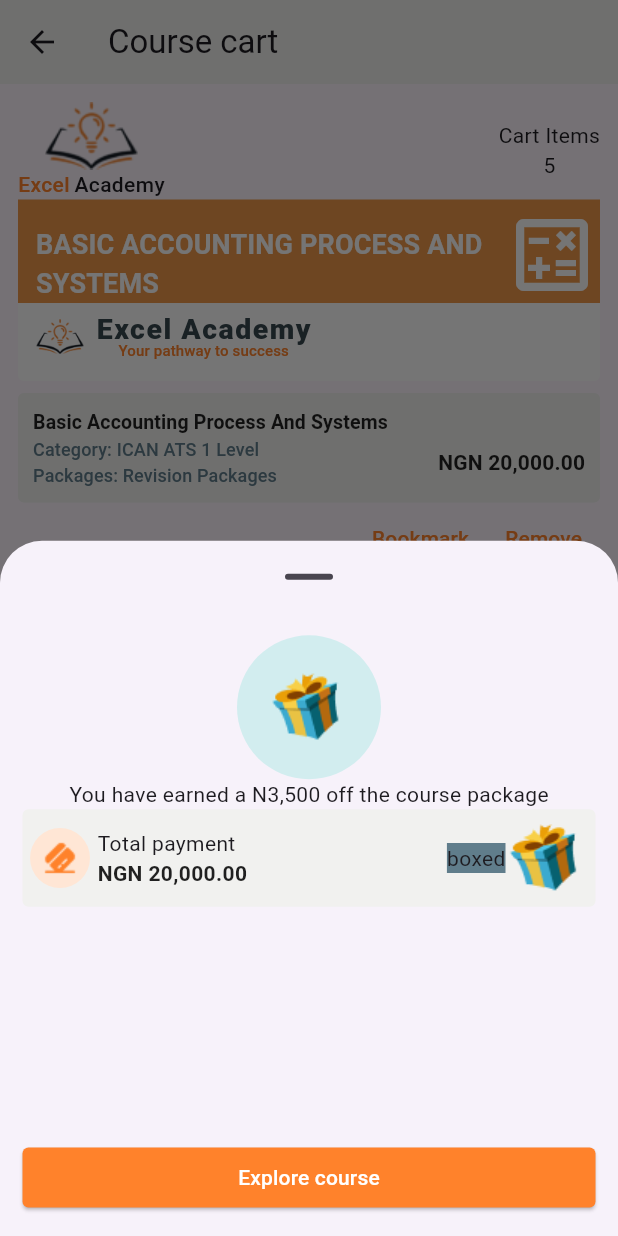
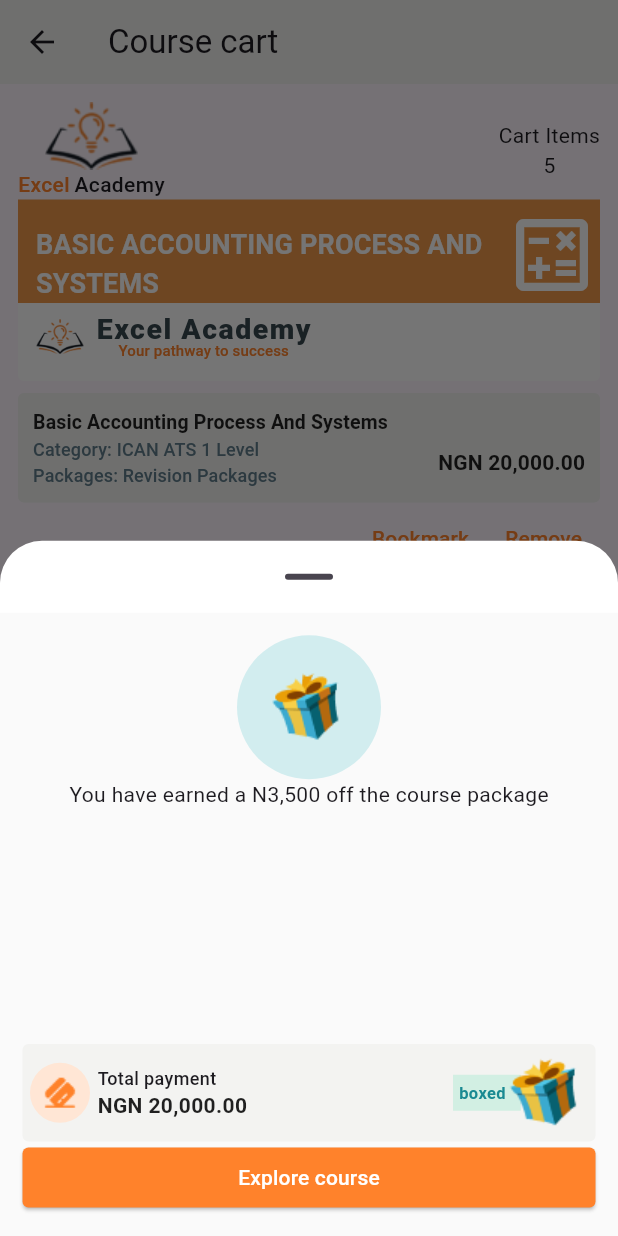
Before and after one commit to Toffee23/course-view, a Flutter app: the screen it shows after launch, item 4 of the bottom bar chosen, after a tap on "Explore course", on a phone screen of 412 x 824 dp. Run offline on Flutter 3.47's test engine with Material 3 defaults, Android fonts, the phone set to English and light mode, and no system bars; our stand-ins replace cached_network_image, chewie, dio, flutter_riverpod, hex, shimmer and 1 more; missing offline and left inert: encrypt; network calls fail.

Commit message:
Update the cart page

```diff
--- a/lib/pages/cart/page.dart
+++ b/lib/pages/cart/page.dart
@@ -1,3 +1,4 @@
+import 'package:course_view/widgets/button.dart';
 import 'package:flutter/material.dart';
 
 class CartPage extends StatelessWidget {
@@ -11,8 +12,9 @@ class CartPage extends StatelessWidget {
     showModalBottomSheet(
       context: context,
       showDragHandle: true,
+      backgroundColor: Colors.white,
       builder: (BuildContext context) {
-        return CartBottomSheet();
+        return const CartBottomSheet();
       },
     );
   }
@@ -286,7 +288,7 @@ class CartPage extends StatelessWidget {
                       const Spacer(),
                       Container(
                         color: Colors.blueGrey,
-                        child: Text('boxed'),
+                        child: const Text('boxed'),
                       ),
                       Image.asset('assets/images/emoji_wrapped_present_.png'),
                     ],
@@ -327,8 +329,8 @@ class CartBottomSheet extends StatelessWidget {
   @override
   Widget build(BuildContext context) {
     return Container(
-      width: double.infinity,
-      padding: EdgeInsets.all(15.0),
+      color: const Color(0xFFFAFAFA),
+      padding: const EdgeInsets.all(15.0),
       child: Column(
         children: <Widget>[
           CircleAvatar(
@@ -336,62 +338,11 @@ class CartBottomSheet extends StatelessWidget {
             backgroundColor: const Color(0xFFD2EDEF),
             child: Image.asset('assets/images/emoji_wrapped_present_.png'),
           ),
-          Text('You have earned a N3,500 off the course package'),
-          Container(
-            padding: const EdgeInsets.all(5.0),
-            decoration: BoxDecoration(
-              color: const Color(0XFFF1F1EF),
-              borderRadius: BorderRadius.circular(4.0),
-            ),
-            child: Row(
-              children: <Widget>[
-                CircleAvatar(
-                  backgroundColor: const Color(0xFFFFE6D5),
-                  child: Image.asset('assets/images/cardpos.png'),
-                ),
-                const SizedBox(width: 5.0),
-                const Column(
-                  crossAxisAlignment: CrossAxisAlignment.start,
-                  children: <Widget>[
-                    Text('Total payment'),
-                    Text(
-                      'NGN 20,000.00',
-                      style: TextStyle(
-                        fontWeight: FontWeight.bold,
-                        color: Colors.black87,
-                      ),
-                    ),
-                  ],
-                ),
-                const Spacer(),
-                Container(
-                  color: Colors.blueGrey,
-                  child: Text('boxed'),
-                ),
-                Image.asset('assets/images/emoji_wrapped_present_.png'),
-              ],
-            ),
-          ),
-          Spacer(),
-          ElevatedButton(
+          const Text('You have earned a N3,500 off the course package'),
+          const Spacer(),
+          PaymentButton(
+            total: '20,000.00',
             onPressed: () {},
-            style: ButtonStyle(
-              backgroundColor: MaterialStatePropertyAll(
-                Theme.of(context).primaryColor,
-              ),
-              foregroundColor: const MaterialStatePropertyAll(
-                Colors.white,
-              ),
-              shape: MaterialStatePropertyAll(
-                RoundedRectangleBorder(
-                  borderRadius: BorderRadius.circular(4.0),
-                ),
-              ),
-              minimumSize: const MaterialStatePropertyAll(
-                Size(double.infinity, 40),
-              ),
-            ),
-            child: const Text('Explore course'),
           ),
         ],
       ),
--- a/lib/widgets/button.dart
+++ b/lib/widgets/button.dart
@@ -71,3 +71,99 @@ class CustomIconButton extends StatelessWidget {
     );
   }
 }
+
+class PaymentButton extends StatelessWidget {
+  const PaymentButton({
+    Key? key,
+    required this.total,
+    required this.onPressed,
+  }) : super(key: key);
+  final String total;
+  final VoidCallback onPressed;
+
+  @override
+  Widget build(BuildContext context) {
+    return Column(
+      children: <Widget>[
+        Container(
+          padding: const EdgeInsets.all(5.0),
+          decoration: BoxDecoration(
+            color: const Color(0XFFF3F3F1),
+            borderRadius: BorderRadius.circular(4.0),
+          ),
+          child: Row(
+            children: <Widget>[
+              CircleAvatar(
+                backgroundColor: const Color(0xFFFFE6D5),
+                child: Image.asset('assets/images/cardpos.png'),
+              ),
+              const SizedBox(width: 5.0),
+              Column(
+                crossAxisAlignment: CrossAxisAlignment.start,
+                children: <Widget>[
+                  const Text(
+                    'Total payment',
+                    style: TextStyle(
+                      fontSize: 12,
+                      fontWeight: FontWeight.w500,
+                    ),
+                  ),
+                  Text(
+                    'NGN $total',
+                    style: const TextStyle(
+                      fontWeight: FontWeight.bold,
+                      color: Colors.black87,
+                    ),
+                  ),
+                ],
+              ),
+              const Spacer(),
+              Stack(
+                alignment: Alignment.centerRight,
+                children: <Widget>[
+                  const SizedBox(width: 90),
+                  Positioned(
+                    left: 0,
+                    child: Container(
+                      padding: const EdgeInsets.fromLTRB(4.0, 4.0, 10.0, 4.0),
+                      color: const Color(0XFFD2EFE3),
+                      child: const Text(
+                        'boxed',
+                        style: TextStyle(
+                          fontSize: 11,
+                          color: Color(0xFF1A8A92),
+                          fontWeight: FontWeight.bold,
+                        ),
+                      ),
+                    ),
+                  ),
+                  Image.asset('assets/images/emoji_wrapped_present_.png'),
+                ],
+              ),
+            ],
+          ),
+        ),
+        ElevatedButton(
+          onPressed: onPressed,
+          style: ButtonStyle(
+            backgroundColor: MaterialStatePropertyAll(
+              Theme.of(context).primaryColor,
+            ),
+            foregroundColor: const MaterialStatePropertyAll(
+              Colors.white,
+            ),
+            shape: MaterialStatePropertyAll(
+              RoundedRectangleBorder(
+                borderRadius: BorderRadius.circular(4.0),
+              ),
+            ),
+            minimumSize: const MaterialStatePropertyAll(
+              Size(double.infinity, 40),
+            ),
+          ),
+          child: const Text('Explore course'),
+        ),
+      ],
+    );
+  }
+}
```
